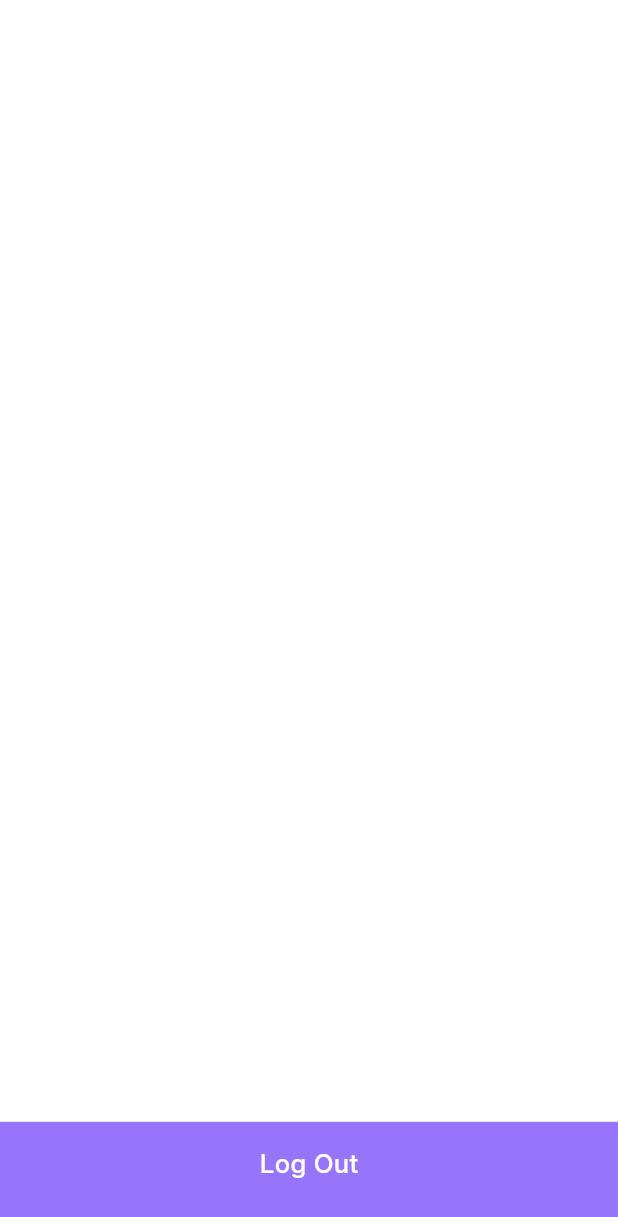
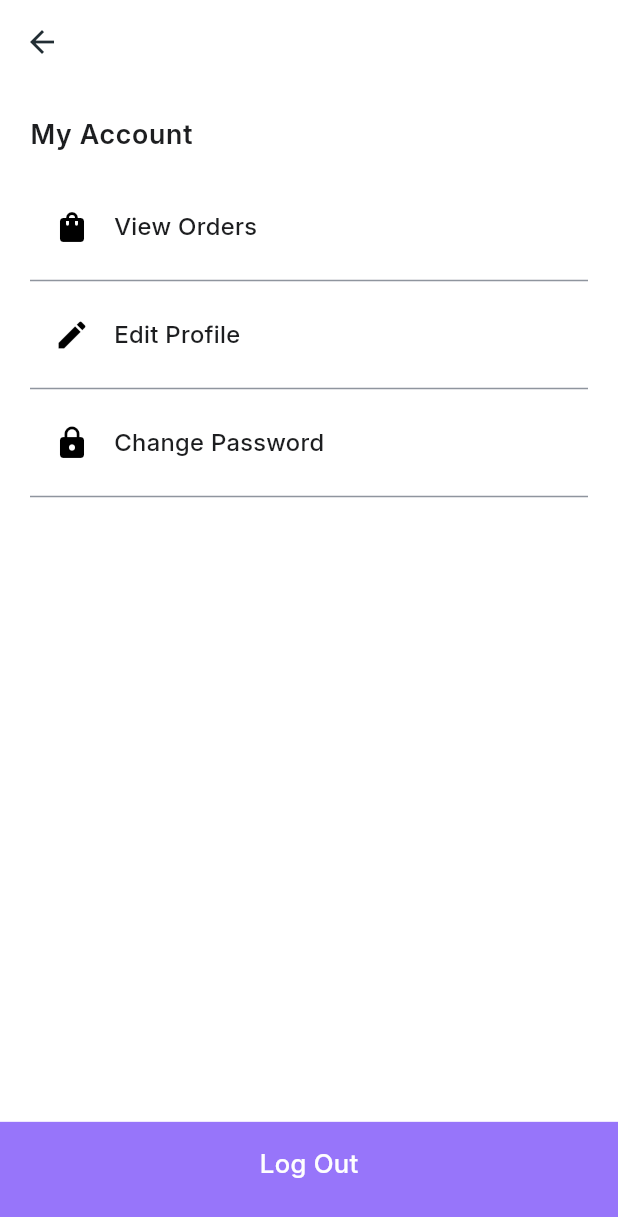
Before and after one commit to jasimrazi/E-CommerceApp, a Flutter app: the ProfilePage screen opened directly, on a phone screen of 412 x 824 dp. Shown: the top 1217 px of the screen. Run offline on Flutter 3.47's test engine with Material 3 defaults, Android fonts, the light colour scheme and no system bars; our stand-ins replace flutter_screenutil, flutter_spinkit, readmore, shared_preferences, visibility_detector; accounts and stored records are empty.

Commit message:
Add fetch order functionlaity

```diff
--- a/lib/viewmodels/order_provider.dart
+++ b/lib/viewmodels/order_provider.dart
@@ -11,9 +11,10 @@ class OrderProvider with ChangeNotifier {
 
   /// Fetch orders for the given login ID
   Future<void> fetchOrders(String loginId) async {
-    isLoading = true;
-    notifyListeners();
 
+    if(orders.isEmpty){
+      isLoading = true;
+      notifyListeners();
     try {
       final fetchedOrders = await orderService.fetchOrders(loginId);
       orders = fetchedOrders;
@@ -23,6 +24,7 @@ class OrderProvider with ChangeNotifier {
     } finally {
       isLoading = false;
       notifyListeners();
+    }
     }
   }
 
@@ -50,6 +52,8 @@ class OrderProvider with ChangeNotifier {
 
       //if successfull clear the cart
       context.read<CartProvider>().clearCart();
+
+      await fetchOrders(loginId);
       notifyListeners();
     } catch (e) {
       rethrow;
--- a/lib/views/home/profile_page.dart
+++ b/lib/views/home/profile_page.dart
@@ -1,7 +1,9 @@
 import 'package:aami/viewmodels/auth_provider.dart';
 import 'package:aami/views/auth/login_page.dart';
+import 'package:aami/views/home/orders_page.dart';
 import 'package:aami/widgets/bottomnavbutton.dart';
 import 'package:flutter/material.dart';
+import 'package:flutter_screenutil/flutter_screenutil.dart';
 import 'package:provider/provider.dart';
 
 class ProfilePage extends StatelessWidget {
@@ -9,16 +11,72 @@ class ProfilePage extends StatelessWidget {
 
   @override
   Widget build(BuildContext context) {
+    final authProvider = Provider.of<AuthProvider>(context, listen: false);
+
     return Scaffold(
+      appBar: AppBar(
+        title: Text(
+          authProvider.name ?? '',
+          style:
+              Theme.of(context).textTheme.bodyLarge!.copyWith(fontSize: 24.sp),
+        ),
+        centerTitle: true,
+      ),
+      body: Padding(
+        padding: const EdgeInsets.symmetric(horizontal: 20, vertical: 20),
+        child: Column(
+          crossAxisAlignment: CrossAxisAlignment.start,
+          children: [
+            Text(
+              'My Account',
+              style: Theme.of(context).textTheme.bodyLarge,
+            ),
+            const SizedBox(height: 20),
+            ListTile(
+              leading: const Icon(Icons.shopping_bag),
+              title: Text(
+                'View Orders',
+                style: Theme.of(context).textTheme.bodyMedium,
+              ),
+              onTap: () {
+                Navigator.push(
+                  context,
+                  MaterialPageRoute(builder: (context) => OrdersPage()),
+                );
+              },
+            ),
+            Divider(
+              color: Theme.of(context).colorScheme.secondary,
+            ),
+            ListTile(
+              leading: const Icon(Icons.edit),
+              title: Text(
+                'Edit Profile',
+                style: Theme.of(context).textTheme.bodyMedium,
+              ),
+              onTap: () {},
+            ),
+            Divider(
+              color: Theme.of(context).colorScheme.secondary,
+            ),
+            ListTile(
+              leading: const Icon(Icons.lock),
+              title: Text(
+                'Change Password',
+                style: Theme.of(context).textTheme.bodyMedium,
+              ),
+              onTap: () {},
+            ),
+            Divider(
+              color: Theme.of(context).colorScheme.secondary,
+            ),
+          ],
+        ),
+      ),
       bottomNavigationBar: CustomBottomNavButton(
         onTap: () async {
-            print('logout');
-            final authProvider =
-                Provider.of<AuthProvider>(context, listen: false);
-
           try {
-              await authProvider.logout(
-              );
+            await authProvider.logout();
             if (context.mounted) {
               Navigator.pushReplacement(
                 context,
@@ -32,7 +90,8 @@ class ProfilePage extends StatelessWidget {
             );
           }
         },
-          title: 'Log Out'),
+        title: 'Log Out',
+      ),
     );
   }
 }
```
Also changed, not shown: lib/views/home/orders_page.dart (added, +66 -0 lines), lib/widgets/cards/ordercard.dart (added, +59 -0 lines). Lines whose indentation alone changed are shown as unchanged.
